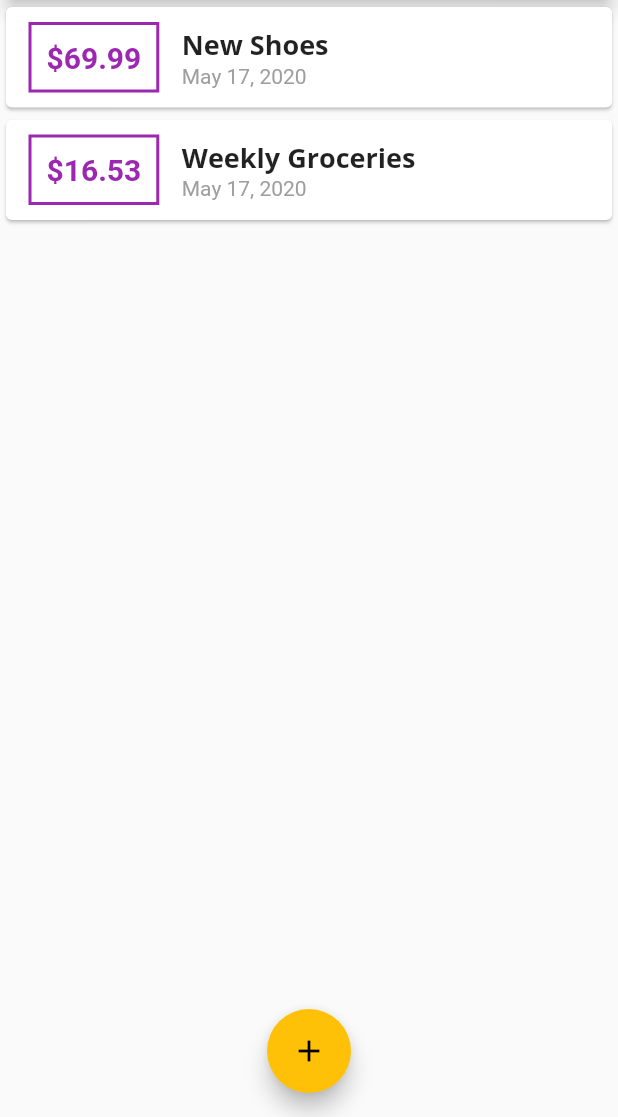
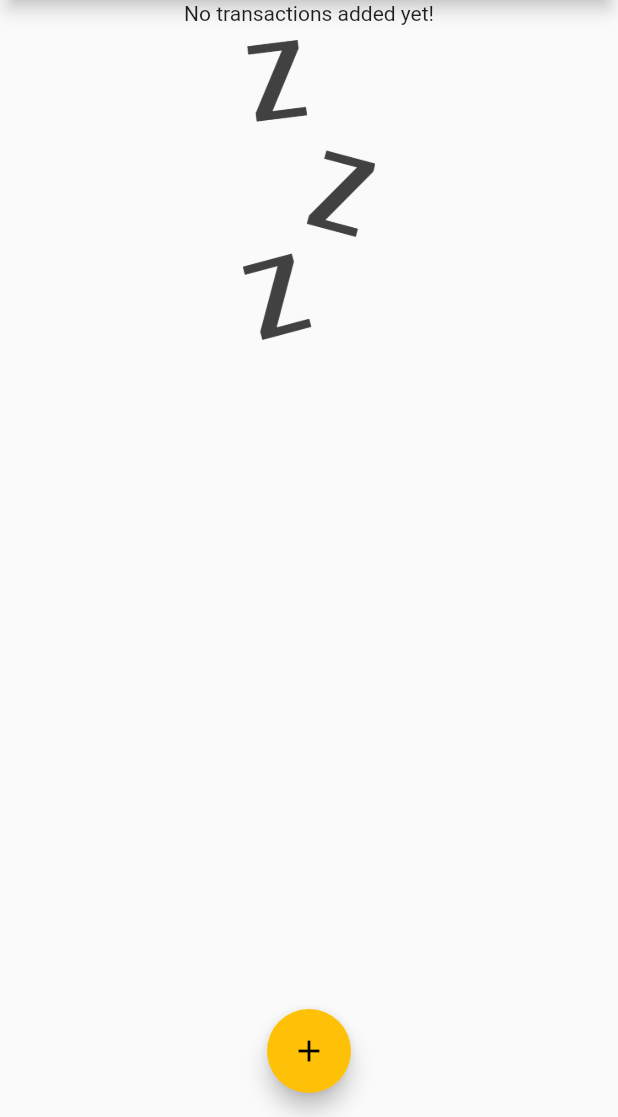
Before and after one commit to Zorgatone/flutter_complete_guide, a Flutter app: the screen it shows after launch, on a phone screen of 412 x 824 dp, the part 119-1236 px from its top. Run offline on Flutter 3.47's test engine with Material 2 defaults, Android fonts, the phone set to English and light mode, and no system bars.

```diff
--- a/lib/main.dart
+++ b/lib/main.dart
@@ -50,18 +50,18 @@ class MyHomePage extends StatefulWidget {
 
 class _MyHomePageState extends State<MyHomePage> {
   final List<Transaction> _userTransactions = [
-    Transaction(
-      id: 't1',
-      title: 'New Shoes',
-      amount: 69.99,
-      date: DateTime.now(),
-    ),
-    Transaction(
-      id: 't2',
-      title: 'Weekly Groceries',
-      amount: 16.53,
-      date: DateTime.now(),
-    ),
+    // Transaction(
+    //   id: 't1',
+    //   title: 'New Shoes',
+    //   amount: 69.99,
+    //   date: DateTime.now(),
+    // ),
+    // Transaction(
+    //   id: 't2',
+    //   title: 'Weekly Groceries',
+    //   amount: 16.53,
+    //   date: DateTime.now(),
+    // ),
   ];
 
   void _addNewTransaction(String txTitle, double txAmount) {
--- a/lib/widgets/transaction_list.dart
+++ b/lib/widgets/transaction_list.dart
@@ -12,7 +12,23 @@ class TransactionList extends StatelessWidget {
   Widget build(BuildContext context) {
     return Container(
       height: 300,
-      child: ListView.builder(
+      child: _transactions.isEmpty
+          ? Column(
+              children: <Widget>[
+                Text(
+                  'No transactions added yet!',
+                ),
+                SizedBox(height: 10),
+                Container(
+                  height: 200,
+                  child: Image.asset(
+                    'assets/images/waiting.png',
+                    fit: BoxFit.cover,
+                  ),
+                ),
+              ],
+            )
+          : ListView.builder(
               itemBuilder: (ctx, index) {
                 final tx = _transactions[index];
 
--- a/pubspec.yaml
+++ b/pubspec.yaml
@@ -43,9 +43,8 @@ flutter:
   # the material Icons class.
   uses-material-design: true
   # To add assets to your application, add an assets section, like this:
-  # assets:
-  #   - images/a_dot_burr.jpeg
-  #   - images/a_dot_ham.jpeg
+  assets:
+    - assets/images/waiting.png
   # An image asset can refer to one or more resolution-specific "variants", see
   # https://flutter.dev/assets-and-images/#resolution-aware.
   # For details regarding adding assets from package dependencies, see
```
Also changed, not shown: assets/images/waiting.png (added). Lines whose indentation alone changed are shown as unchanged.
